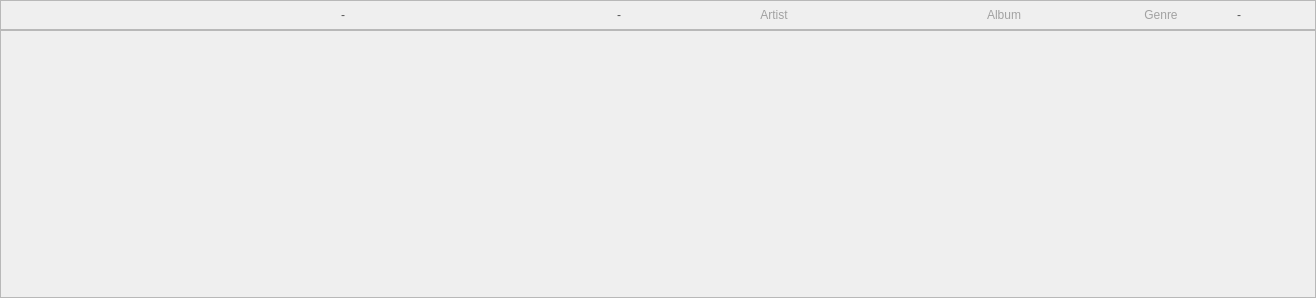
Above: CaX/widget/formBottom/listtracks.ui from fsest4u/CaX_03 before the change. Below: the same form after it.
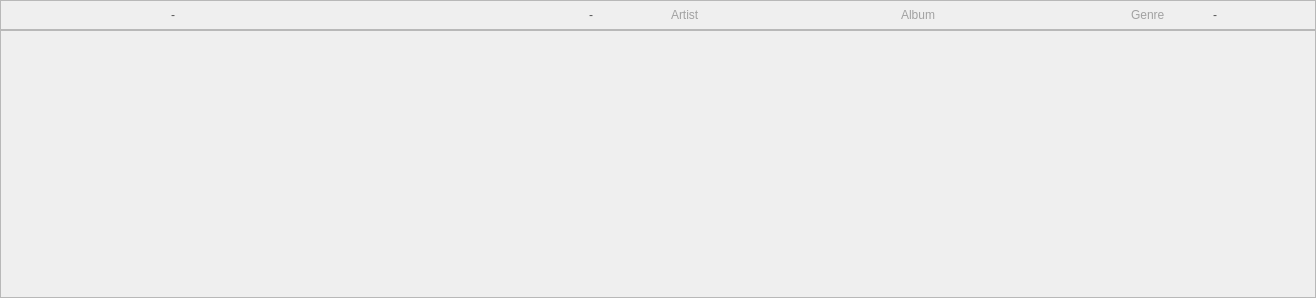
That is the form after the change.

Commit message: - info -> menu - info -> tag edit - title -> name or title - play clear -> clear & play - align left of list track header

```diff
--- a/CaX/widget/formBottom/listtracks.ui
+++ b/CaX/widget/formBottom/listtracks.ui
@@ -133,7 +133,7 @@
          <string>-</string>
         </property>
         <property name="alignment">
-         <set>Qt::AlignCenter</set>
+         <set>Qt::AlignLeading|Qt::AlignLeft|Qt::AlignVCenter</set>
         </property>
        </widget>
       </item>
@@ -171,7 +171,7 @@
          <string>-</string>
         </property>
         <property name="alignment">
-         <set>Qt::AlignCenter</set>
+         <set>Qt::AlignLeading|Qt::AlignLeft|Qt::AlignVCenter</set>
         </property>
        </widget>
       </item>
@@ -196,7 +196,7 @@
          <number>32767</number>
         </property>
         <property name="alignment">
-         <set>Qt::AlignCenter</set>
+         <set>Qt::AlignLeading|Qt::AlignLeft|Qt::AlignVCenter</set>
         </property>
         <property name="placeholderText">
          <string>Artist</string>
@@ -224,7 +224,7 @@
          <number>32767</number>
         </property>
         <property name="alignment">
-         <set>Qt::AlignCenter</set>
+         <set>Qt::AlignLeading|Qt::AlignLeft|Qt::AlignVCenter</set>
         </property>
         <property name="placeholderText">
          <string>Album</string>
@@ -249,7 +249,7 @@
          <string/>
         </property>
         <property name="alignment">
-         <set>Qt::AlignCenter</set>
+         <set>Qt::AlignLeading|Qt::AlignLeft|Qt::AlignVCenter</set>
         </property>
         <property name="placeholderText">
          <string>Genre</string>
@@ -274,7 +274,7 @@
          <string>-</string>
         </property>
         <property name="alignment">
-         <set>Qt::AlignCenter</set>
+         <set>Qt::AlignLeading|Qt::AlignLeft|Qt::AlignVCenter</set>
         </property>
        </widget>
       </item>
```
The commit also changes 6 other files.
